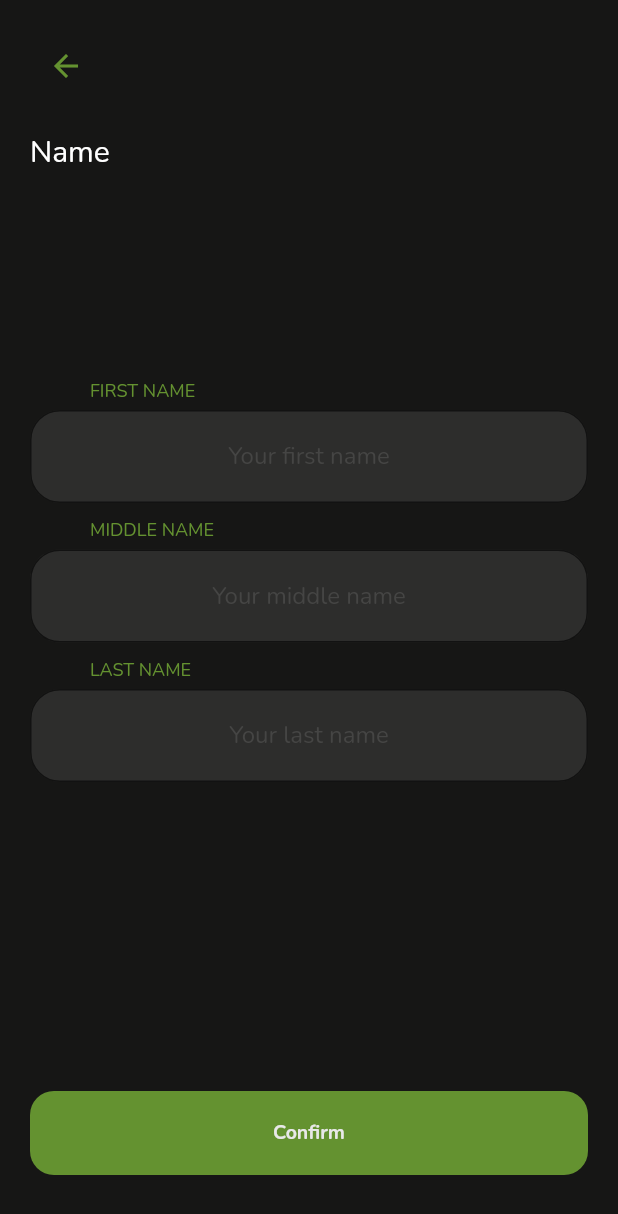
After one commit to m-tanik/flutter_meal_app, a Flutter app: the EditProfileName screen opened directly, on a phone screen of 412 x 824 dp. The commit adds this screen. Shown: the top 1214 px of the screen. Run offline on Flutter 3.47's test engine with Material 2 defaults, Android fonts, the phone set to English and light mode, and no system bars; our stand-ins replace flutter_slidable, flutter_svg, shared_preferences; accounts and stored records are empty.

Commit message:
edit profile 2 added

```diff
--- a/lib/screens/Edit profile/edit_profile_1.dart
+++ b/lib/screens/Edit profile/edit_profile_1.dart
@@ -1,5 +1,6 @@
 import 'package:flutter/material.dart';
 import 'package:scale_kuwait_mobile_app/theme_data.dart';
+import 'edit_profile_2.dart';
 
 class EditProfile extends StatelessWidget {
   const EditProfile({Key key}) : super(key: key);
@@ -46,7 +47,12 @@ class EditProfile extends StatelessWidget {
                     title: 'Name',
                     value: 'John William Watson',
                     onTap: () {
-                      Navigator.pop(context);
+                      Navigator.push(
+                        context,
+                        MaterialPageRoute(
+                          builder: (context) => EditProfileName(),
+                        ),
+                      );
                     },
                   ),
                   SizedBox(
--- /dev/null
+++ b/lib/screens/Edit profile/edit_profile_2.dart
@@ -0,0 +1,137 @@
+import 'package:flutter/material.dart';
+import 'package:scale_kuwait_mobile_app/components/buttons/FillButton.dart';
+import 'package:scale_kuwait_mobile_app/theme_data.dart';
+
+class EditProfileName extends StatefulWidget {
+  const EditProfileName({Key key}) : super(key: key);
+
+  @override
+  _EditProfileNameState createState() => _EditProfileNameState();
+}
+
+class _EditProfileNameState extends State<EditProfileName> {
+  @override
+  Widget build(BuildContext context) {
+    return Scaffold(
+      body: Container(
+        padding: EdgeInsets.symmetric(vertical: 20, horizontal: 20),
+        child: SingleChildScrollView(
+          child: Column(
+            crossAxisAlignment: CrossAxisAlignment.start,
+            mainAxisAlignment: MainAxisAlignment.spaceBetween,
+            children: [
+              Container(
+                child: Column(
+                  crossAxisAlignment: CrossAxisAlignment.start,
+                  children: [
+                    IconButton(
+                      icon: Icon(
+                        Icons.arrow_back,
+                        color: primaryColor,
+                      ),
+                      onPressed: () {
+                        Navigator.pop(context);
+                      },
+                    ),
+                    SizedBox(
+                      height: 20,
+                    ),
+                    Text(
+                      'Name',
+                      style: heading4Style,
+                    ),
+                  ],
+                ),
+              ),
+              SizedBox(
+                height: MediaQuery.of(context).size.height / 6,
+              ),
+              Container(
+                child: Column(
+                  children: [
+                    EditNameCard(
+                      title: 'FIRST NAME',
+                      icon: Icons.face_unlock_sharp,
+                      hintText: 'Your first name',
+                    ),
+                    SizedBox(
+                      height: 10,
+                    ),
+                    EditNameCard(
+                      title: 'MIDDLE NAME',
+                      icon: Icons.face_unlock_sharp,
+                      hintText: 'Your middle name',
+                    ),
+                    SizedBox(
+                      height: 10,
+                    ),
+                    EditNameCard(
+                      title: 'LAST NAME',
+                      icon: Icons.arrow_back,
+                      hintText: 'Your last name',
+                    ),
+                    SizedBox(
+                      height: MediaQuery.of(context).size.height / 4,
+                    ),
+                  ],
+                ),
+              ),
+              FillButton(
+                onPressed: () {
+                  Navigator.pop(context);
+                },
+                text: 'Confirm',
+              ),
+            ],
+          ),
+        ),
+      ),
+    );
+  }
+}
+
+class EditNameCard extends StatelessWidget {
+  final String title;
+  final IconData icon;
+  final String hintText;
+
+  EditNameCard({this.title, this.icon, this.hintText});
+
+  @override
+  Widget build(BuildContext context) {
+    return Container(
+      child: Column(
+        crossAxisAlignment: CrossAxisAlignment.start,
+        children: [
+          Container(
+            padding: EdgeInsets.only(left: 40),
+            child: Text(
+              '$title',
+              style: TextStyle(color: primaryColor, fontSize: 12),
+            ),
+          ),
+          SizedBox(
+            height: 5,
+          ),
+          TextField(
+            style: TextStyle(color: primaryColor),
+            textAlign: TextAlign.center,
+            decoration: InputDecoration(
+                border: OutlineInputBorder(
+                  borderRadius: BorderRadius.all(
+                    Radius.circular(20),
+                  ),
+                ),
+                hintText: '$hintText',
+                hintStyle: TextStyle(
+                  color: gray700,
+                ),
+                focusColor: gray700,
+                filled: true,
+                fillColor: gray800),
+          ),
+        ],
+      ),
+    );
+  }
+}
--- a/lib/screens/all_items/item_full_page.dart
+++ b/lib/screens/all_items/item_full_page.dart
@@ -336,10 +336,10 @@ class _ItemFullPageState extends State<ItemFullPage> {
                 // Remarks Container
 
                 SizedBox(
-                  height: 30,
+                  height: MediaQuery.of(context).size.height / 7,
                 ),
                 FillButton(
-                  onPressed: null,
+                  onPressed: () {},
                   text: 'Select',
                 )
               ],
--- a/lib/screens/welcome_message/welcome_message_screen.dart
+++ b/lib/screens/welcome_message/welcome_message_screen.dart
@@ -54,7 +54,7 @@ class WelcomeMessage extends StatelessWidget {
                     style: TextStyle(fontSize: 16),
                   ),
                   SizedBox(
-                    height: 30.0,
+                    height: MediaQuery.of(context).size.height / 5,
                   ),
                   FillButton(
                     onPressed: () {
```
